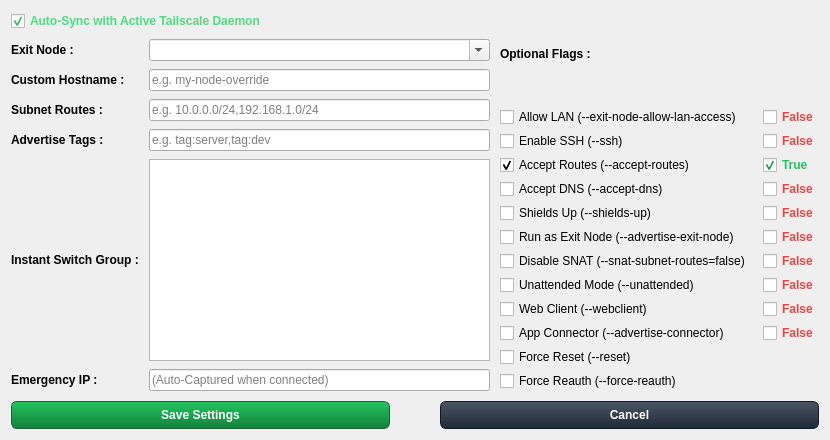
Old version of the form pygui/dialogs/node.ui in the repository Arean82/Tailscale-Headscale-Client.
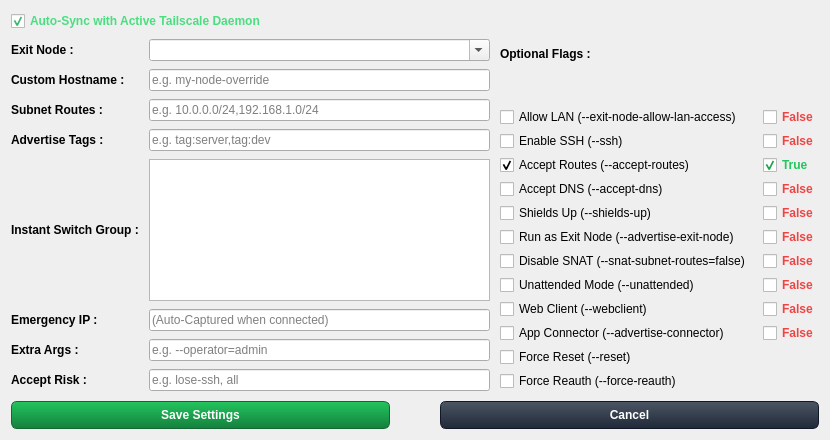
New version of the form.

Commit message: feat: implement core application manager, main window UI, and node management components

```diff
--- a/pygui/dialogs/node.ui
+++ b/pygui/dialogs/node.ui
@@ -185,6 +185,52 @@
            </property>
           </widget>
          </item>
+         <item row="8" column="0">
+          <widget class="QLabel" name="labelExtraArgs">
+           <property name="font">
+            <font>
+             <pointsize>9</pointsize>
+             <bold>true</bold>
+            </font>
+           </property>
+           <property name="text">
+            <string>Extra Args :</string>
+           </property>
+          </widget>
+         </item>
+         <item row="8" column="1">
+          <widget class="QLineEdit" name="lineEditExtraArgs">
+           <property name="toolTip">
+            <string>Custom flags or arguments passed directly to tailscale up.</string>
+           </property>
+           <property name="placeholderText">
+            <string>e.g. --operator=admin</string>
+           </property>
+          </widget>
+         </item>
+         <item row="9" column="0">
+          <widget class="QLabel" name="labelAcceptRisk">
+           <property name="font">
+            <font>
+             <pointsize>9</pointsize>
+             <bold>true</bold>
+            </font>
+           </property>
+           <property name="text">
+            <string>Accept Risk :</string>
+           </property>
+          </widget>
+         </item>
+         <item row="9" column="1">
+          <widget class="QLineEdit" name="lineEditAcceptRisk">
+           <property name="toolTip">
+            <string>Risk acknowledgment flags passed to tailscale up (e.g. lose-ssh, all).</string>
+           </property>
+           <property name="placeholderText">
+            <string>e.g. lose-ssh, all</string>
+           </property>
+          </widget>
+         </item>
         </layout>
        </item>
       </layout>
```
The commit also changes 5 other files.
